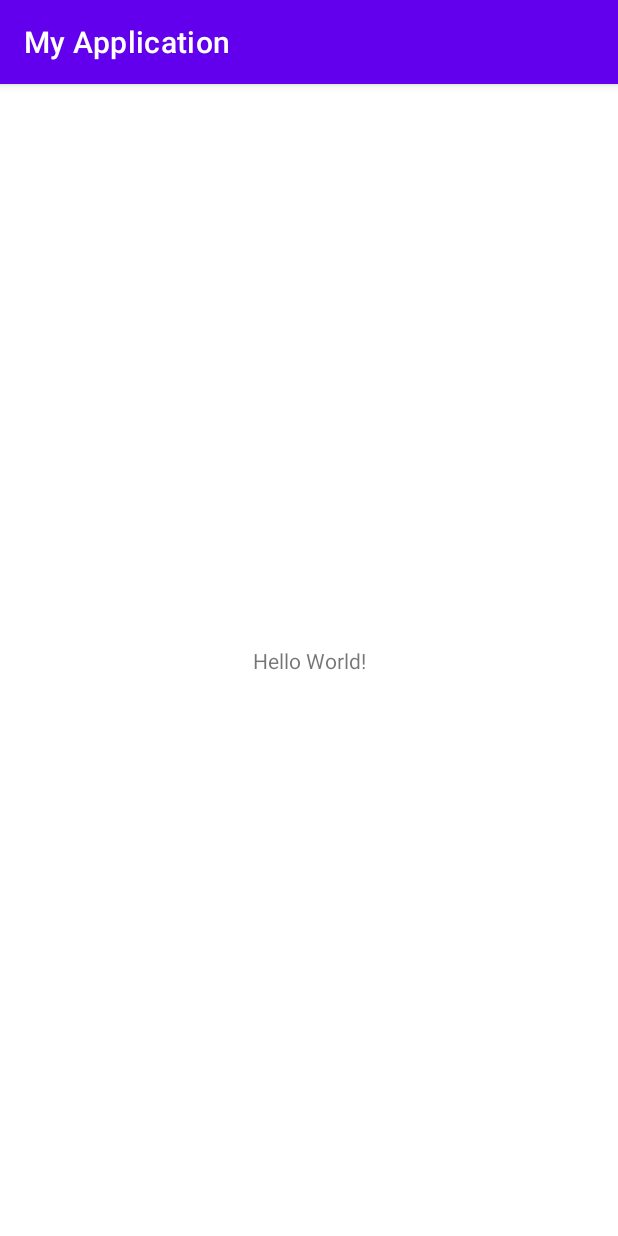
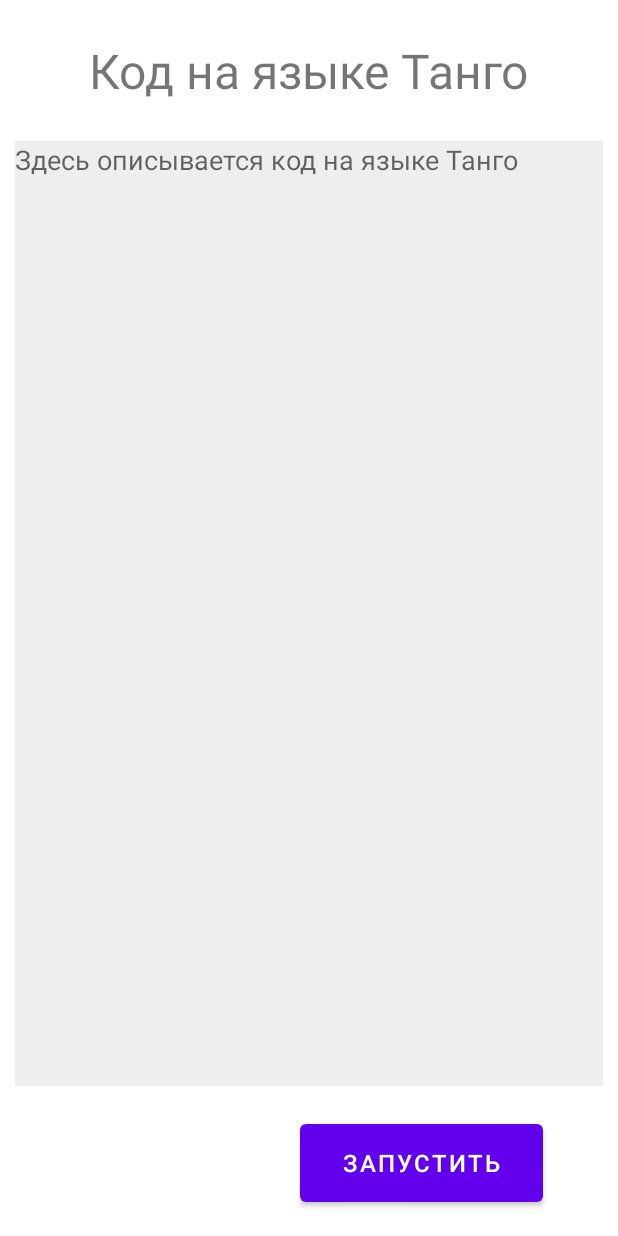
Before and after one commit to BlackKnight8967/MDPLab1, an Android app: the screen it shows after launch (MainActivity), on a phone screen of 412 x 824 dp. Run offline under Robolectric (Android 15) with nearby library versions, the phone set to English and light mode, and no system bars.

Commit message:
Built basic GUI for app, added markdown.md

```diff
--- a/app/src/main/java/ru/nickbesk/myapplication/MainActivity.java
+++ b/app/src/main/java/ru/nickbesk/myapplication/MainActivity.java
@@ -1,5 +1,7 @@
 package ru.nickbesk.myapplication;
 
+import android.view.Gravity;
+import android.widget.EditText;
 import androidx.appcompat.app.AppCompatActivity;
 import android.os.Bundle;
 
@@ -9,5 +11,7 @@ public class MainActivity extends AppCompatActivity {
     protected void onCreate(Bundle savedInstanceState) {
         super.onCreate(savedInstanceState);
         setContentView(R.layout.activity_main);
+        EditText editText = findViewById(R.id.CodeInput);
+        editText.setGravity(Gravity.TOP);
     }
 }
--- a/app/src/main/res/layout/activity_main.xml
+++ b/app/src/main/res/layout/activity_main.xml
@@ -6,13 +6,62 @@
         android:layout_width="match_parent"
         android:layout_height="match_parent"
         tools:context=".MainActivity">
+
     <TextView
-            android:layout_width="wrap_content"
-            android:layout_height="wrap_content"
-            android:text="Hello World!"
+        android:id="@+id/headerText"
+        android:layout_width="wrap_content"
+        android:layout_height="wrap_content"
+        android:layout_marginStart="15dp"
+        android:layout_marginTop="25dp"
+        android:layout_marginEnd="15dp"
+        android:text="Код на языке Танго"
+        android:textSize="32sp"
+        app:layout_constraintBottom_toTopOf="@+id/codeInputLayout"
+        app:layout_constraintEnd_toEndOf="parent"
+        app:layout_constraintStart_toStartOf="parent"
+        app:layout_constraintTop_toTopOf="parent" />
+
+    <androidx.constraintlayout.widget.ConstraintLayout
+        android:id="@+id/codeInputLayout"
+        android:layout_width="0dp"
+        android:layout_height="0dp"
+        android:layout_marginStart="10dp"
+        android:layout_marginTop="15dp"
+        android:layout_marginEnd="10dp"
+        android:layout_marginBottom="100dp"
+        app:layout_constraintBottom_toBottomOf="parent"
+        app:layout_constraintEnd_toEndOf="parent"
+        app:layout_constraintStart_toStartOf="parent"
+        app:layout_constraintTop_toBottomOf="@+id/headerText">
+
+        <com.google.android.material.textfield.TextInputEditText
+            android:id="@+id/CodeInput"
+            android:layout_width="0dp"
+            android:layout_height="650dp"
+            android:layout_marginTop="30dp"
+            android:background="#eeeeee"
+            android:hint="Здесь описывается код на языке Танго"
             app:layout_constraintBottom_toBottomOf="parent"
+            app:layout_constraintEnd_toEndOf="parent"
             app:layout_constraintStart_toStartOf="parent"
-            app:layout_constraintEnd_toEndOf="parent"
-            app:layout_constraintTop_toTopOf="parent"/>
+            app:layout_constraintTop_toTopOf="parent" />
+    </androidx.constraintlayout.widget.ConstraintLayout>
+
+    <Button
+        android:id="@+id/runButton"
+        android:layout_width="0dp"
+        android:layout_height="64dp"
+        android:layout_marginStart="200dp"
+        android:layout_marginTop="50dp"
+        android:layout_marginEnd="50dp"
+        android:layout_marginBottom="50dp"
+        android:text="Запустить"
+        android:textSize="16sp"
+        app:layout_constraintBottom_toBottomOf="parent"
+        app:layout_constraintEnd_toEndOf="parent"
+        app:layout_constraintHorizontal_bias="1.0"
+        app:layout_constraintStart_toStartOf="parent"
+        app:layout_constraintTop_toBottomOf="@+id/codeInputLayout"
+        app:layout_constraintVertical_bias="0.476" />
 
 </androidx.constraintlayout.widget.ConstraintLayout>
--- a/app/src/main/res/values-night/themes.xml
+++ b/app/src/main/res/values-night/themes.xml
@@ -1,6 +1,6 @@
 <resources xmlns:tools="http://schemas.android.com/tools">
     <!-- Base application theme. -->
-    <style name="Theme.MyApplication" parent="Theme.MaterialComponents.DayNight.DarkActionBar">
+    <style name="Theme.MyApplication" parent="Theme.MaterialComponents.DayNight.NoActionBar">
         <!-- Primary brand color. -->
         <item name="colorPrimary">@color/purple_200</item>
         <item name="colorPrimaryVariant">@color/purple_700</item>
--- a/app/src/main/res/values/themes.xml
+++ b/app/src/main/res/values/themes.xml
@@ -1,6 +1,6 @@
 <resources xmlns:tools="http://schemas.android.com/tools">
     <!-- Base application theme. -->
-    <style name="Theme.MyApplication" parent="Theme.MaterialComponents.DayNight.DarkActionBar">
+    <style name="Theme.MyApplication" parent="Theme.MaterialComponents.DayNight.NoActionBar">
         <!-- Primary brand color. -->
         <item name="colorPrimary">@color/purple_500</item>
         <item name="colorPrimaryVariant">@color/purple_700</item>
```
Also changed, not shown: 3 other files.
